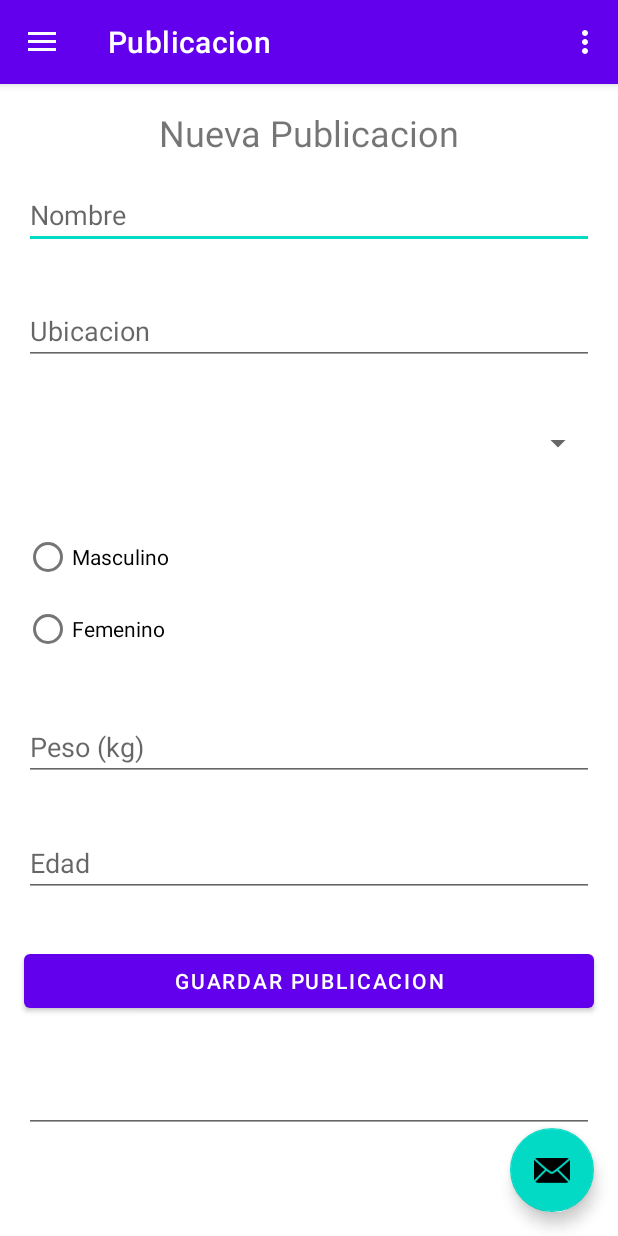
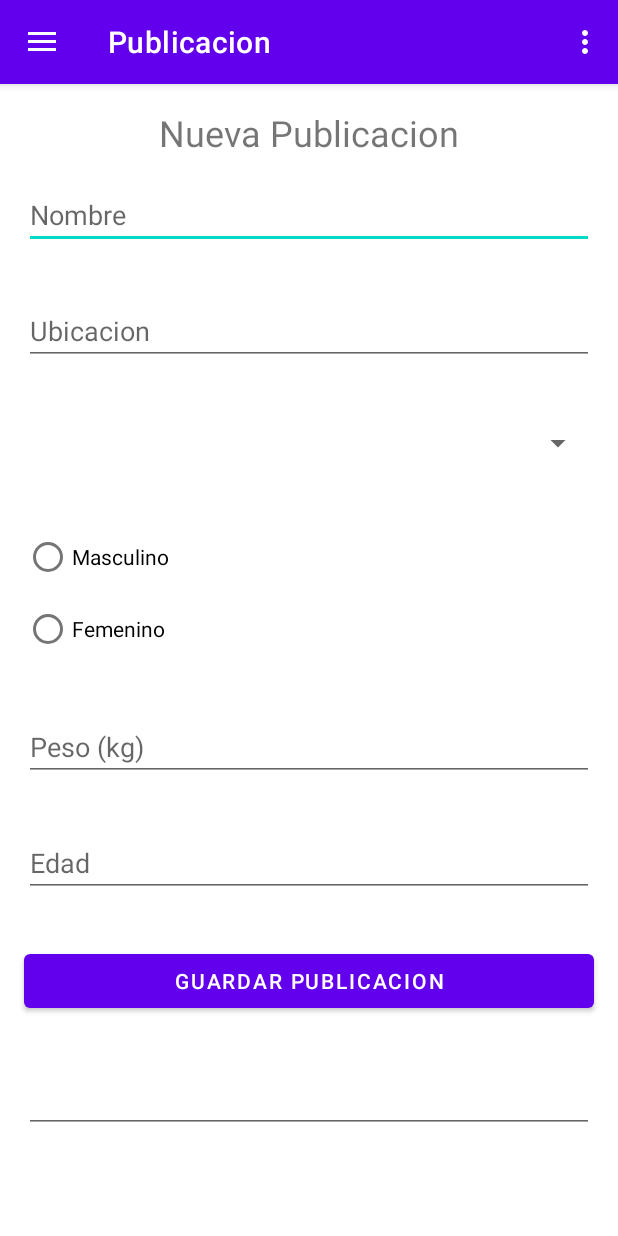
Before and after one commit to KaiserGott/BepawsomeDos, an Android app: the MainActivity screen opened directly, with no data from a screen before it, in the side drawer, after a tap on "Publicacion", on a phone screen of 412 x 824 dp. Run offline under Robolectric (Android 15) with nearby library versions, the phone set to English and light mode, and no system bars; our stand-ins replace Firebase (no records; nobody signed in at launch, a user with empty details on screens opened directly), navigation-ui; pictures from the network do not load.

Commit message:
Eliminacion boton verde.

```diff
--- a/app/src/main/java/com/example/bepawsomedos/MainActivity.kt
+++ b/app/src/main/java/com/example/bepawsomedos/MainActivity.kt
@@ -39,10 +39,6 @@ class MainActivity : AppCompatActivity() {
 
         setSupportActionBar(binding.appBarMain.toolbar)
 
-        binding.appBarMain.fab.setOnClickListener { view ->
-            Snackbar.make(view, "Replace with your own action", Snackbar.LENGTH_LONG)
-                .setAction("Action", null).show()
-        }
         val drawerLayout: DrawerLayout = binding.drawerLayout
         val navView: NavigationView = binding.navView
         val navController = findNavController(R.id.nav_host_fragment_content_main)
@@ -65,6 +61,7 @@ class MainActivity : AppCompatActivity() {
     override fun onCreateOptionsMenu(menu: Menu): Boolean {
         // Inflate the menu; this adds items to the action bar if it is present.
         menuInflater.inflate(R.menu.main, menu)
+
         return true
     }
 
--- /dev/null
+++ b/app/src/main/res/drawable/baseline_favorite_border_24.xml
@@ -0,0 +1,5 @@
+<vector android:height="24dp" android:tint="#000000"
+    android:viewportHeight="24" android:viewportWidth="24"
+    android:width="24dp" xmlns:android="http://schemas.android.com/apk/res/android">
+    <path android:fillColor="@android:color/white" android:pathData="M16.5,3c-1.74,0 -3.41,0.81 -4.5,2.09C10.91,3.81 9.24,3 7.5,3 4.42,3 2,5.42 2,8.5c0,3.78 3.4,6.86 8.55,11.54L12,21.35l1.45,-1.32C18.6,15.36 22,12.28 22,8.5 22,5.42 19.58,3 16.5,3zM12.1,18.55l-0.1,0.1 -0.1,-0.1C7.14,14.24 4,11.39 4,8.5 4,6.5 5.5,5 7.5,5c1.54,0 3.04,0.99 3.57,2.36h1.87C13.46,5.99 14.96,5 16.5,5c2,0 3.5,1.5 3.5,3.5 0,2.89 -3.14,5.74 -7.9,10.05z"/>
+</vector>
--- /dev/null
+++ b/app/src/main/res/drawable/baseline_handshake_24.xml
@@ -0,0 +1,5 @@
+<vector android:height="24dp" android:tint="#000000"
+    android:viewportHeight="24" android:viewportWidth="24"
+    android:width="24dp" xmlns:android="http://schemas.android.com/apk/res/android">
+    <path android:fillColor="@android:color/white" android:pathData="M16.48,10.41c-0.39,0.39 -1.04,0.39 -1.43,0l-4.47,-4.46l-7.05,7.04l-0.66,-0.63c-1.17,-1.17 -1.17,-3.07 0,-4.24l4.24,-4.24c1.17,-1.17 3.07,-1.17 4.24,0L16.48,9C16.87,9.39 16.87,10.02 16.48,10.41zM17.18,8.29c0.78,0.78 0.78,2.05 0,2.83c-1.27,1.27 -2.61,0.22 -2.83,0l-3.76,-3.76l-5.57,5.57c-0.39,0.39 -0.39,1.02 0,1.41c0.39,0.39 1.02,0.39 1.42,0l4.62,-4.62l0.71,0.71l-4.62,4.62c-0.39,0.39 -0.39,1.02 0,1.41c0.39,0.39 1.02,0.39 1.42,0l4.62,-4.62l0.71,0.71l-4.62,4.62c-0.39,0.39 -0.39,1.02 0,1.41c0.39,0.39 1.02,0.39 1.41,0l4.62,-4.62l0.71,0.71l-4.62,4.62c-0.39,0.39 -0.39,1.02 0,1.41c0.39,0.39 1.02,0.39 1.41,0l8.32,-8.34c1.17,-1.17 1.17,-3.07 0,-4.24l-4.24,-4.24c-1.15,-1.15 -3.01,-1.17 -4.18,-0.06L17.18,8.29z"/>
+</vector>
--- a/app/src/main/res/layout/activity_main.xml
+++ b/app/src/main/res/layout/activity_main.xml
@@ -23,5 +23,4 @@
         app:headerLayout="@layout/nav_header_main"
         app:menu="@menu/activity_main_drawer" />
 
-
 </androidx.drawerlayout.widget.DrawerLayout>
--- a/app/src/main/res/layout/app_bar_main.xml
+++ b/app/src/main/res/layout/app_bar_main.xml
@@ -22,13 +22,5 @@
 
     <include layout="@layout/content_main" />
 
-    <com.google.android.material.floatingactionbutton.FloatingActionButton
-        android:id="@+id/fab"
-        android:layout_width="wrap_content"
-        android:layout_height="wrap_content"
-        android:layout_gravity="bottom|end"
-        android:layout_marginEnd="@dimen/fab_margin"
-        android:layout_marginBottom="16dp"
-        app:srcCompat="@android:drawable/ic_dialog_email" />
 
 </androidx.coordinatorlayout.widget.CoordinatorLayout>
```
Also changed, not shown: app/src/main/res/menu/bottom_menu.xml (added, +24 -0 lines).
